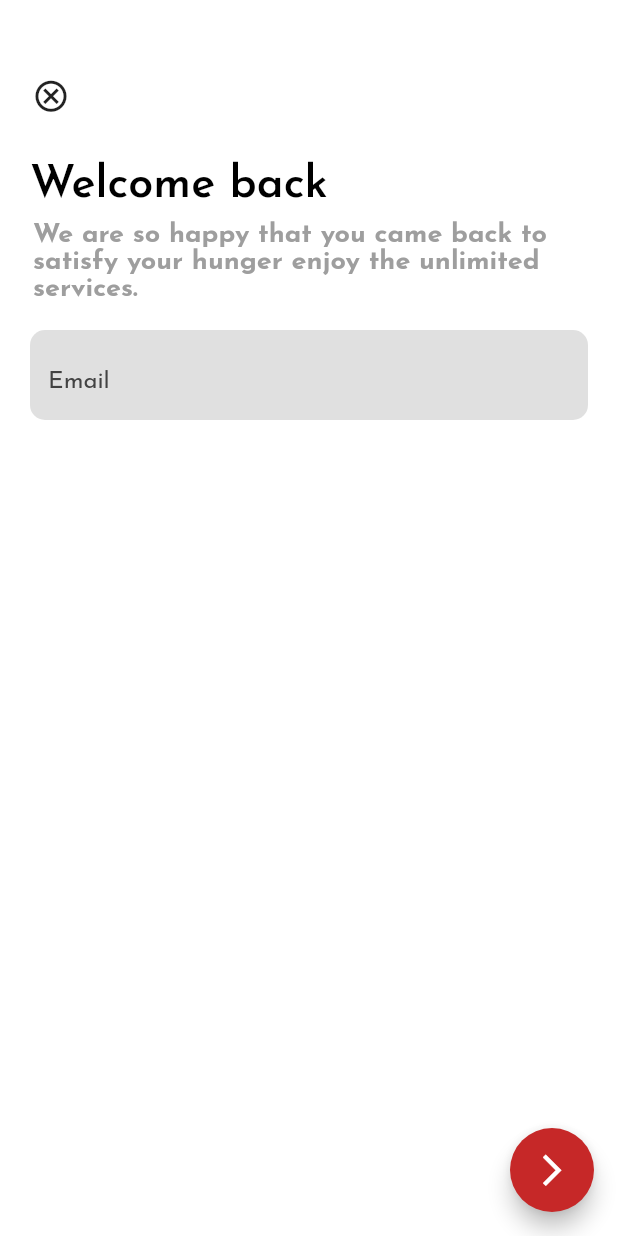
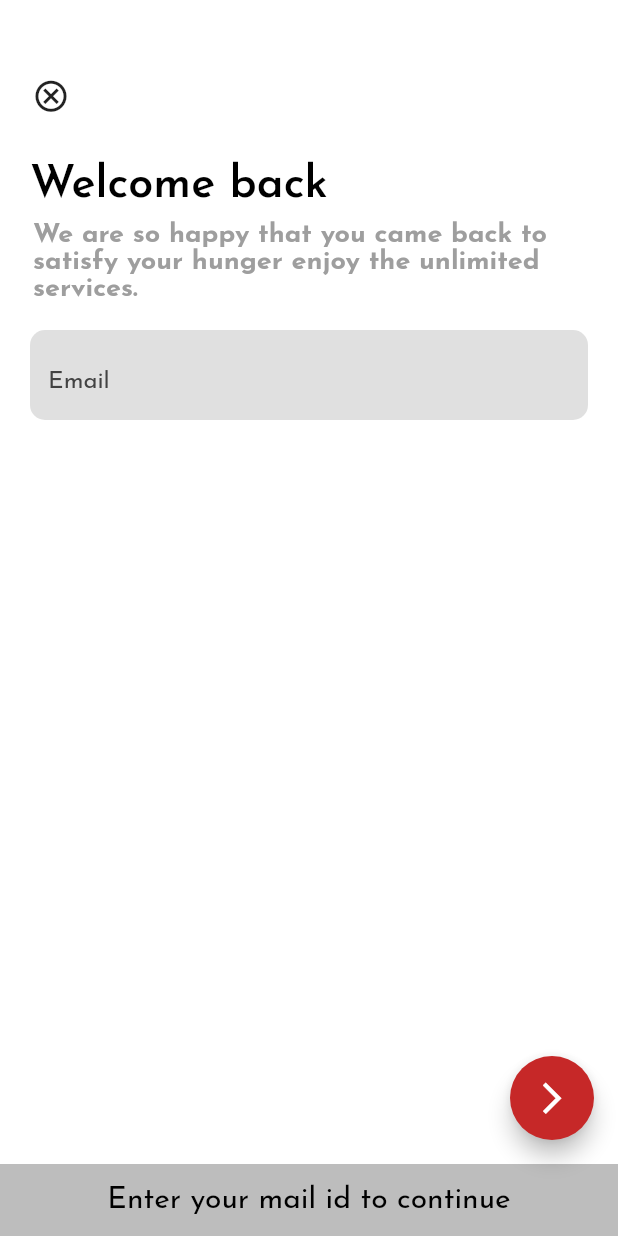
Before and after one commit to naveeramesh/Foodo, a Flutter app: the screen it shows after launch, after a tap on "Skip", after a tap on "Continue with email", after a tap on the "arrow forward ios" icon, on a phone screen of 412 x 824 dp. Run offline on Flutter 3.47's test engine with Material 2 defaults, Android fonts, the phone set to English and light mode, and no system bars; our stand-ins replace carousel_slider, cloud_firestore, firebase_auth, firebase_core, geocoding, geolocator and 4 more; accounts and stored records are empty.

```diff
--- a/foodo/lib/Auth/signin_new.dart
+++ b/foodo/lib/Auth/email.dart
@@ -1,6 +1,8 @@
 import 'package:flutter/material.dart';
 import 'package:foodo/Auth/widgets/header.dart';
+import 'package:foodo/Auth/widgets/password.dart';
 import 'package:foodo/Auth/widgets/textfield.dart';
+import 'package:foodo/constants/text.dart';
 
 class Signin_New extends StatefulWidget {
   const Signin_New({Key? key}) : super(key: key);
@@ -21,7 +23,19 @@ class _Signin_NewState extends State<Signin_New> {
           color: Colors.white,
           size: 25,
         ),
-        onPressed: () {},
+        onPressed: () {
+          emailcontroller.text.isEmpty
+              ? ScaffoldMessenger.of(context).showSnackBar(SnackBar(
+                  backgroundColor: Colors.grey[400],
+                  content: Helper.text("Enter your mail id to continue", 20, 0,
+                      Colors.black, FontWeight.normal)))
+              : Navigator.pushReplacement(
+                  context,
+                  MaterialPageRoute(
+                      builder: (b) => Password(
+                            emailcontroller: emailcontroller,
+                          )));
+        },
       ),
       backgroundColor: Colors.white,
       body: Container(
--- a/foodo/lib/Onboarding/startscreen.dart
+++ b/foodo/lib/Onboarding/startscreen.dart
@@ -1,6 +1,6 @@
 import 'package:flutter/material.dart';
 import 'package:foodo/Auth/service/google_auth.dart';
-import 'package:foodo/Auth/signin_new.dart';
+import 'package:foodo/Auth/email.dart';
 import 'package:foodo/Auth/userdetails.dart';
 import 'package:foodo/constants/button.dart';
 import 'package:foodo/constants/text.dart';
```
Also changed, not shown: foodo/lib/Auth/widgets/password.dart (added, +78 -0 lines).
